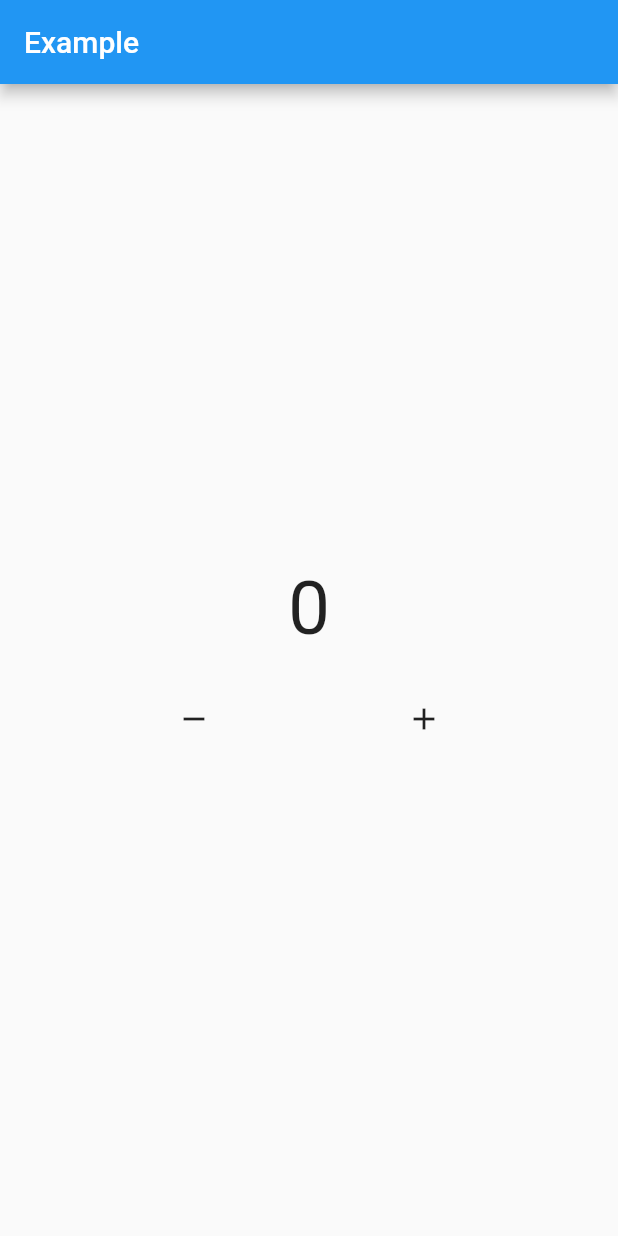
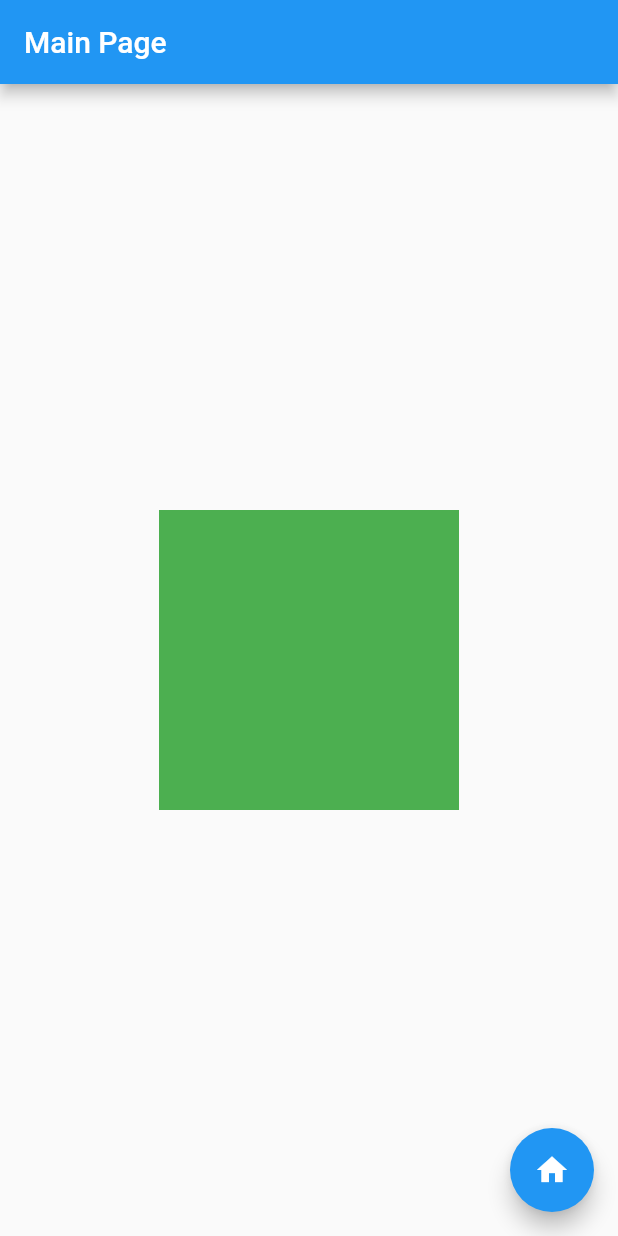
Before and after one commit to IDScript/budgetin, a Flutter app: the screen it shows after launch, on a phone screen of 412 x 824 dp. Run offline on Flutter 3.47's test engine with Material 2 defaults, Android fonts, the phone set to English and light mode, and no system bars; our stand-ins replace bloc, flutter_bloc, go_router; missing offline and left inert: window_size.

Commit message:
add: main page init

```diff
--- a/app/analysis_options.yaml
+++ b/app/analysis_options.yaml
@@ -4,3 +4,4 @@ linter:
   rules:
     avoid_print: false  # Uncomment to disable the `avoid_print` rule
     prefer_single_quotes: true  # Uncomment to enable the `prefer_single_quotes` rule
+    depend_on_referenced_packages: false
--- /dev/null
+++ b/app/lib/config/routes.dart
@@ -0,0 +1,24 @@
+import 'package:budgetin/ui/home_page.dart';
+import 'package:budgetin/ui/main_page.dart';
+import 'package:flutter/material.dart';
+import 'package:go_router/go_router.dart';
+
+/// The route configuration.
+class MyRouter {
+  final router = GoRouter(
+    routes: <RouteBase>[
+      GoRoute(
+        path: '/',
+        builder: (BuildContext context, GoRouterState state) {
+          return const MainPage();
+        },
+      ),
+      GoRoute(
+        path: '/home',
+        builder: (BuildContext context, GoRouterState state) {
+          return MyHomePage();
+        },
+      ),
+    ],
+  );
+}
--- a/app/lib/main.dart
+++ b/app/lib/main.dart
@@ -1,25 +1,8 @@
-import 'package:bloc/bloc.dart';
+import './config/routes.dart';
 import 'package:flutter/material.dart';
 
 void main() {
   runApp(const MyApp());
-}
-
-class CounterCubit extends Cubit<int> {
-  CounterCubit({this.initData = 0}) : super(0);
-
-	int initData;
-
-	void add(){
-		emit(state+1);
-		print(state);
-	}
-
-	void remove(){
-		emit(state-1);
-		print(state);
-	}
-
 }
 
 class MyApp extends StatelessWidget {
@@ -27,56 +10,8 @@ class MyApp extends StatelessWidget {
 
   @override
   Widget build(BuildContext context) {
-    return MaterialApp(
-      home: MyHomePage(),
+    return MaterialApp.router(
+      routerConfig: MyRouter().router,
     );
   }
 }
-
-class MyHomePage extends StatelessWidget {
-	final CounterCubit myCounter = CounterCubit();
-  MyHomePage({super.key});
-
-  @override
-  Widget build(BuildContext context) {
-    return Scaffold(
-        appBar: AppBar(
-          title: const Text('Example'),
-        ),
-        body: Column(
-					mainAxisAlignment: MainAxisAlignment.center,
-          children: [
-            StreamBuilder<int	>(
-							stream: myCounter.stream,
-							initialData: myCounter.initData,
-							builder: (context, snapshot) {
-								return  Center(
-									child: Text(
-										'${snapshot.data}'.toString(),
-										style: const TextStyle(fontSize: 50),
-									),
-								);
-							}
-						),
-						const SizedBox(height: 20),
-						Row(
-							mainAxisAlignment: MainAxisAlignment.spaceEvenly,
-							children: [
-								IconButton(
-									onPressed: (){
-										myCounter.remove();
-									},
-									icon: const Icon(Icons.remove)
-								),
-								IconButton(
-									onPressed: (){
-										myCounter.add();
-									},
-									icon: const Icon(Icons.add)
-								),
-							],
-						)
-          ],
-        ));
-  }
-}
--- /dev/null
+++ b/app/lib/ui/main_page.dart
@@ -0,0 +1,28 @@
+import 'package:flutter/material.dart';
+import 'package:go_router/go_router.dart';
+
+class MainPage extends StatelessWidget {
+  const MainPage({super.key});
+
+  @override
+  Widget build(BuildContext context) {
+    return Scaffold(
+      appBar: AppBar(
+        title: const Text(
+          'Main Page',
+        ),
+      ),
+      floatingActionButton: FloatingActionButton(
+        onPressed: () => context.go('/home'),
+        child: const Icon(Icons.home),
+      ),
+      body: Center(
+        child: Container(
+          height: 200,
+          width: 200,
+          color: Colors.green,
+        ),
+      ),
+    );
+  }
+}
--- a/app/pubspec.yaml
+++ b/app/pubspec.yaml
@@ -17,6 +17,7 @@ dependencies:
       path: plugins/window_size
   bloc: ^8.1.2
   flutter_bloc: ^8.1.3
+  go_router: ^12.0.1
 
 dev_dependencies:
   flutter_test:
```
Also changed, not shown: app/lib/bloc/main_page_bloc.dart (added, +30 -0 lines), app/lib/cubit/main_page_cubit.dart (added, +30 -0 lines), app/lib/ui/home_page.dart (added, +80 -0 lines), app/pubspec.lock, 1 other file.
